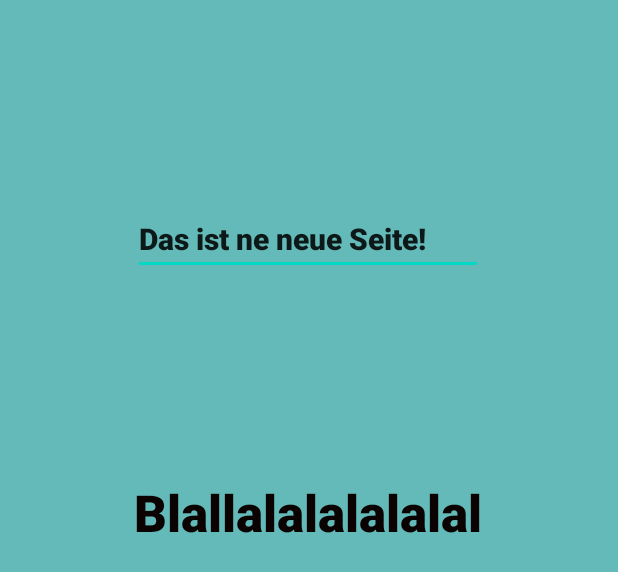
After one commit to ChristineSchaefer/StAlban_App, an Android app: the layout fragment_third.xml on its own in the app's theme, with its tools: preview values and no code run, on a phone screen of 412 x 824 dp. The commit adds this screen. Shown: the top 572 px of the screen. Run offline under Robolectric (Android 15) with nearby library versions, the phone set to English and light mode, and no system bars.

Commit message:
Test Commiting

```diff
--- /dev/null
+++ b/app/src/main/res/layout/fragment_third.xml
@@ -0,0 +1,39 @@
+<?xml version="1.0" encoding="utf-8"?>
+<androidx.constraintlayout.widget.ConstraintLayout xmlns:android="http://schemas.android.com/apk/res/android"
+    xmlns:app="http://schemas.android.com/apk/res-auto"
+    xmlns:tools="http://schemas.android.com/tools"
+    android:layout_width="match_parent"
+    android:layout_height="match_parent"
+    android:background="@color/background">
+
+    <EditText
+        android:id="@+id/headline"
+        android:layout_width="wrap_content"
+        android:layout_height="wrap_content"
+        android:ems="10"
+        android:fontFamily="sans-serif-black"
+        android:inputType="textPersonName"
+        android:text="@string/hello_third_fragment"
+        android:textSize="20sp"
+        app:layout_constraintBottom_toTopOf="@+id/textView"
+        app:layout_constraintEnd_toEndOf="parent"
+        app:layout_constraintHorizontal_bias="0.497"
+        app:layout_constraintStart_toStartOf="parent"
+        app:layout_constraintTop_toTopOf="parent"
+        android:autofillHints=""
+        tools:ignore="LabelFor" />
+
+    <TextView
+        android:id="@+id/textView"
+        android:layout_width="wrap_content"
+        android:layout_height="wrap_content"
+        android:layout_marginBottom="460dp"
+        android:fontFamily="sans-serif-black"
+        android:text="@string/textViewDefault"
+        android:textColor="#0B0202"
+        android:textSize="34sp"
+        app:layout_constraintBottom_toBottomOf="parent"
+        app:layout_constraintEnd_toEndOf="parent"
+        app:layout_constraintHorizontal_bias="0.498"
+        app:layout_constraintStart_toStartOf="parent" />
+</androidx.constraintlayout.widget.ConstraintLayout>
--- a/app/src/main/res/values/colors.xml
+++ b/app/src/main/res/values/colors.xml
@@ -7,4 +7,5 @@
     <color name="teal_700">#FF018786</color>
     <color name="black">#FF000000</color>
     <color name="white">#FFFFFFFF</color>
+    <color name="background">#63BAB8</color>
 </resources>
--- a/app/src/main/res/values/strings.xml
+++ b/app/src/main/res/values/strings.xml
@@ -9,4 +9,6 @@
 
     <string name="hello_first_fragment">Hello World!</string>
     <string name="hello_second_fragment">Hello second fragment. Arg: %1$s</string>
+    <string name="hello_third_fragment">Das ist ne neue Seite!</string>
+    <string name="textViewDefault">Blallalalalalalal</string>
 </resources>
```
